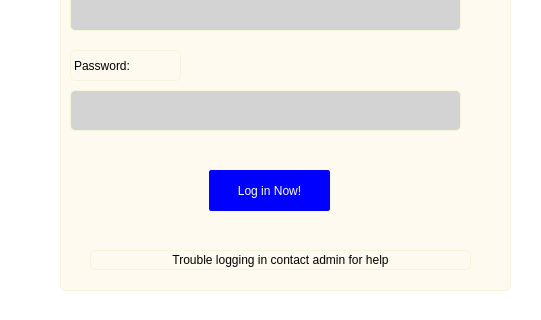
CHANCENY/shop, file adminapp/login.ui: the form before one commit; both pictures show x 110 to 651 and y 280 to 600 of the 800 by 600 pixel window.
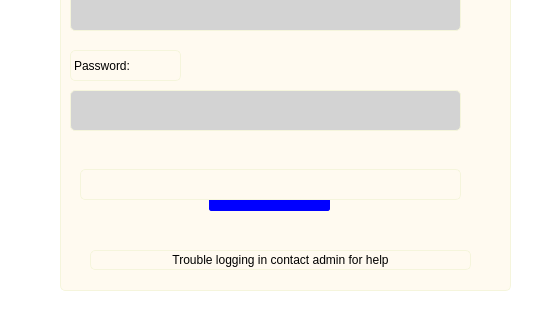
The form after the commit. Icons and pictures are not drawn.

Patch:
```diff
--- a/adminapp/login.ui
+++ b/adminapp/login.ui
@@ -161,6 +161,19 @@
       <set>Qt::AlignCenter</set>
      </property>
     </widget>
+    <widget class="QLabel" name="message">
+     <property name="geometry">
+      <rect>
+       <x>20</x>
+       <y>429</y>
+       <width>381</width>
+       <height>31</height>
+      </rect>
+     </property>
+     <property name="text">
+      <string/>
+     </property>
+    </widget>
    </widget>
   </widget>
   <widget class="QMenuBar" name="menubar">
```
Left out of the diff: 2 changed lines with no effect on the pictures.
